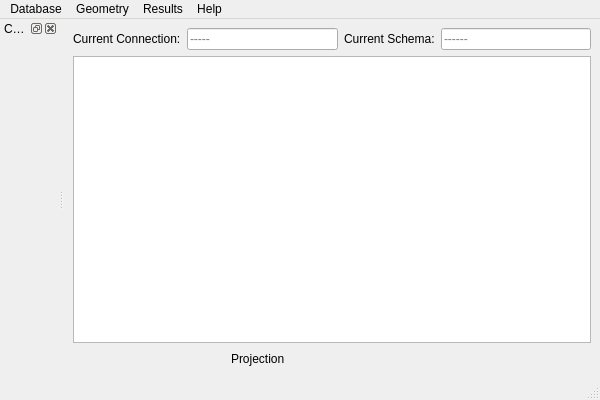
This is rivergis/ui_rivergis.ui in erpas/rgis as Qt 5 draws it before an edit. The edited form follows.
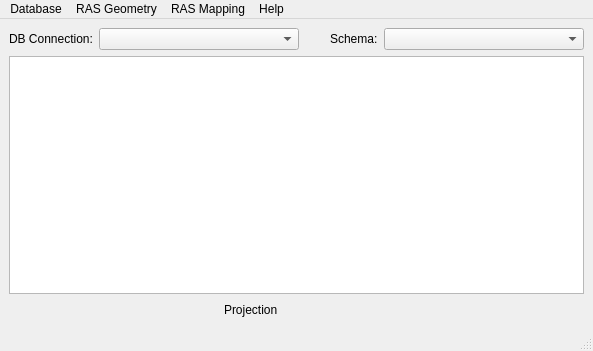
This is the edited form. Icons and pictures are not drawn. Custom widgets are drawn as their Qt base class.

Patch:
```diff
--- a/rivergis/ui_rivergis.ui
+++ b/rivergis/ui_rivergis.ui
@@ -9,8 +9,8 @@
    <rect>
     <x>0</x>
     <y>0</y>
-    <width>600</width>
-    <height>400</height>
+    <width>593</width>
+    <height>351</height>
    </rect>
   </property>
   <property name="windowTitle">
@@ -24,40 +24,53 @@
    <layout class="QGridLayout" name="gridLayout_2">
     <item row="0" column="0">
      <layout class="QGridLayout" name="gridLayout">
-      <item row="0" column="1">
-       <widget class="QLineEdit" name="lineEdCurDatabase">
-        <property name="readOnly">
-         <bool>true</bool>
-        </property>
-        <property name="placeholderText">
-         <string>-----</string>
-        </property>
-       </widget>
-      </item>
-      <item row="0" column="2">
-       <widget class="QLabel" name="labelCurSchema">
-        <property name="text">
-         <string>Current Schema:</string>
-        </property>
-       </widget>
-      </item>
       <item row="0" column="3">
-       <widget class="QLineEdit" name="lineEdCurSchema">
-        <property name="readOnly">
-         <bool>true</bool>
-        </property>
-        <property name="placeholderText">
-         <string>------</string>
+       <widget class="QLabel" name="labelCurSchema">
+        <property name="text">
+         <string>Schema:</string>
         </property>
        </widget>
       </item>
       <item row="0" column="0">
        <widget class="QLabel" name="labelCurDatabase">
         <property name="text">
-         <string>Current Connection:</string>
+         <string>DB Connection:</string>
         </property>
        </widget>
       </item>
+      <item row="0" column="4">
+       <widget class="QComboBox" name="schemasCbo">
+        <property name="minimumSize">
+         <size>
+          <width>200</width>
+          <height>0</height>
+         </size>
+        </property>
+       </widget>
+      </item>
+      <item row="0" column="1">
+       <widget class="QComboBox" name="connsCbo">
+        <property name="minimumSize">
+         <size>
+          <width>200</width>
+          <height>0</height>
+         </size>
+        </property>
+       </widget>
+      </item>
+      <item row="0" column="2">
+       <spacer name="horizontalSpacer_2">
+        <property name="orientation">
+         <enum>Qt::Horizontal</enum>
+        </property>
+        <property name="sizeHint" stdset="0">
+         <size>
+          <width>40</width>
+          <height>20</height>
+         </size>
+        </property>
+       </spacer>
+      </item>
      </layout>
     </item>
     <item row="1" column="0">
@@ -117,7 +130,7 @@
     <rect>
      <x>0</x>
      <y>0</y>
-     <width>600</width>
+     <width>593</width>
      <height>18</height>
     </rect>
    </property>
@@ -127,9 +140,9 @@
     </property>
     <addaction name="actionHelpContents"/>
    </widget>
-   <widget class="QMenu" name="menu_Results">
+   <widget class="QMenu" name="menuRASMapping">
     <property name="title">
-     <string>Results</string>
+     <string>RAS Mapping</string>
     </property>
     <addaction name="actionLoad_WSEL_from_HEC_RAS"/>
     <addaction name="separator"/>
@@ -138,7 +151,7 @@
    </widget>
    <widget class="QMenu" name="menu_Geometry">
     <property name="title">
-     <string>Geometry</string>
+     <string>RAS Geometry</string>
     </property>
     <addaction name="actionCreate2dArea"/>
     <addaction name="actionPreview_2D_Mesh"/>
@@ -156,25 +169,10 @@
    </widget>
    <addaction name="menuDB"/>
    <addaction name="menu_Geometry"/>
-   <addaction name="menu_Results"/>
+   <addaction name="menuRASMapping"/>
    <addaction name="menuHelp"/>
   </widget>
   <widget class="QStatusBar" name="statusbar"/>
-  <widget class="QDockWidget" name="dock">
-   <property name="accessibleName">
-    <string>QRAS_DBView</string>
-   </property>
-   <property name="allowedAreas">
-    <set>Qt::LeftDockWidgetArea|Qt::RightDockWidgetArea</set>
-   </property>
-   <property name="windowTitle">
-    <string>Connections</string>
-   </property>
-   <attribute name="dockWidgetArea">
-    <number>1</number>
-   </attribute>
-   <widget class="QWidget" name="dockWidgetContents"/>
-  </widget>
   <action name="actionCreate2dAreaPerimeter">
    <property name="icon">
     <iconset resource="resources.qrc">
```
Left out of the diff: 148 changed lines with no effect on the pictures.
